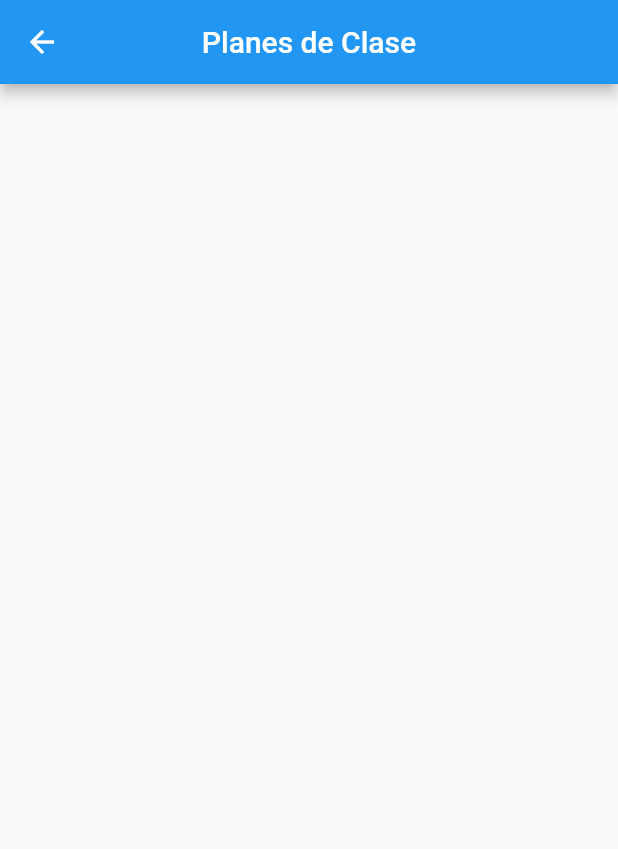
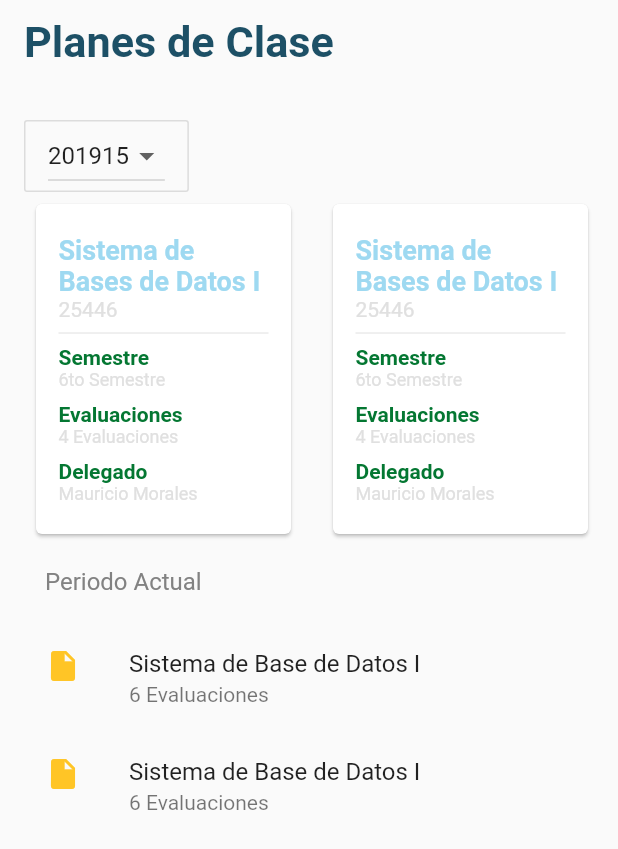
Before and after one commit to 3METS/UCABdemicsMobile, a Flutter app: the ClassPlan screen opened directly, on a phone screen of 412 x 824 dp. Shown: the top 849 px of the screen. Run offline on Flutter 3.47's test engine with Material 2 defaults, Android fonts, the phone set to English and light mode, and no system bars.

Commit message:
Arreglando las pantallas del bottombar

```diff
--- a/ucabdemicsmobile/lib/Views/Login/login_page.dart
+++ b/ucabdemicsmobile/lib/Views/Login/login_page.dart
@@ -2,6 +2,7 @@ import 'package:flutter/material.dart';
 
 import 'package:ucabdemicsmobile/Views/MainMenu/main_menu_page.dart';
 import 'package:ucabdemicsmobile/Views/Register/register_page.dart';
+import 'package:ucabdemicsmobile/sources/Components/navigation_bar.dart';
 import 'package:ucabdemicsmobile/sources/Constants/constats.dart';
 
 class LoginPage extends StatefulWidget {
@@ -160,7 +161,7 @@ class _LoginPageState extends State<LoginPage> {
         onPressed: () {
 
           final route = MaterialPageRoute(
-            builder: ( context ) => Mainmenupage()
+            builder: ( context ) => Navigation()
           );
 
           Navigator.push(context, route);
--- a/ucabdemicsmobile/lib/Views/Register/register_page.dart
+++ b/ucabdemicsmobile/lib/Views/Register/register_page.dart
@@ -1,6 +1,4 @@
 import 'package:flutter/material.dart';
-
-import 'package:ucabdemicsmobile/Views/Settings/setting_page.dart';
 
 import 'package:ucabdemicsmobile/sources/Constants/constats.dart';
 
@@ -141,14 +139,7 @@ class _registerpageState extends State<registerpage> {
         disabledColor: Colors.grey,
         disabledTextColor: Colors.black,
         splashColor: Colors.white10,
-        onPressed: () {
-
-          final route = MaterialPageRoute(
-            builder: ( context ) => SettingPage()
-          );
-
-          Navigator.push(context, route);
-        },
+        onPressed: () {},
         child: Text("Registrarse"),
       ),
     );
--- a/ucabdemicsmobile/lib/Views/class_plan/class_plan.dart
+++ b/ucabdemicsmobile/lib/Views/class_plan/class_plan.dart
@@ -1,19 +1,110 @@
 import 'package:flutter/material.dart';
 
+import 'package:ucabdemicsmobile/sources/Constants/constats.dart';
+import 'package:ucabdemicsmobile/Views/MainMenu/subjectcard.dart';
+
 class ClassPlan extends StatefulWidget {
+
+  ClassPlan({Key key}) : super(key: key);
+
   @override
-  State<StatefulWidget> createState() {
-    return _ClassPlanState();
-  }
+  _ClassPlanState createState() => _ClassPlanState();
 }
 
 class _ClassPlanState extends State<ClassPlan> {
+
+  List<Period> _periods = Period.getPeriod();
+  List<DropdownMenuItem<Period>> _dropdownMenuItems;
+
+  Period _selectedPeriod;
+
+  @override
+  void initState() {
+
+    _dropdownMenuItems = buildDropDownMenuItems(_periods);
+    _selectedPeriod = _dropdownMenuItems[0].value;
+    super.initState();
+
+  }
+
+  List<DropdownMenuItem<Period>> buildDropDownMenuItems(List periods){
+
+    List<DropdownMenuItem<Period>> items = List();
+    for(Period period in periods){
+
+      items.add(DropdownMenuItem(
+          value: period,
+          child: Text(period.year.toString()+period.half.toString()),
+
+        )
+      );
+    }
+    return items;
+
+  }
+
+  onChangeDropDownItem(Period selectedPeriod){
+    setState(() {
+      _selectedPeriod = selectedPeriod;
+    });
+  }
+
   @override
   Widget build(BuildContext context) {
     return Scaffold(
-      appBar: AppBar(
-        title: Text('Planes de Clase'),
-        centerTitle: true,
+      body: ListView(
+        children: <Widget>[
+          ListTile(
+            title: Text(
+              'Planes de Clase',
+              textScaleFactor: 1.8,
+              style: TextStyle(
+                color: Color(0xFF1D5066),
+                fontWeight: FontWeight.bold
+              ),
+            ),
+          ),
+          SizedBox(height:20.0),
+          ListTile(
+            leading: OutlineButton(
+              child: DropdownButton(
+                value: _selectedPeriod,
+                items: _dropdownMenuItems,
+                onChanged: onChangeDropDownItem,
+              ),
+              onPressed: () {},
+            )
+          ),
+          SingleChildScrollView(
+            scrollDirection: Axis.horizontal,
+            child: Row(
+              children: <Widget>[
+                SizedBox(width: 20.0,),
+                periodsubject(),
+                SizedBox(width: 20.0,),
+                periodsubject(),
+              ]
+            )
+          ),
+          ListTile(
+            contentPadding: EdgeInsets.symmetric(horizontal: 30.0),
+            title: Text('Periodo Actual',style: TextStyle(color:Color(0xFF828282)),),
+          ),
+          ListTile(
+            contentPadding: EdgeInsets.symmetric(horizontal: 30.0),
+            title: Text('Sistema de Base de Datos I'),
+            subtitle: Text('6 Evaluaciones'),
+            leading: Icon(Icons.insert_drive_file,color: Color(0xFFFFC526),),
+          ),
+          ListTile(
+            contentPadding: EdgeInsets.symmetric(horizontal: 30.0),
+            title: Text('Sistema de Base de Datos I'),
+            subtitle: Text('6 Evaluaciones'),
+            leading: Icon(Icons.insert_drive_file,color: Color(0xFFFFC526),),
+          ),
+          ListTile(),
+          ListTile(),
+        ],
       ),
     );
   }
--- a/ucabdemicsmobile/lib/main.dart
+++ b/ucabdemicsmobile/lib/main.dart
@@ -1,4 +1,6 @@
 import 'package:flutter/material.dart';
+
+import 'package:ucabdemicsmobile/Views/Login/login_page.dart';
 //import 'Views/Login/login_page.dart';
 import 'sources/Components/navigation_bar.dart';
 
@@ -10,7 +12,7 @@ class MyApp extends StatelessWidget {
     return MaterialApp(
       title: 'UCABdemics Test',
       debugShowCheckedModeBanner: false,
-      home: Navigation()
+      home: LoginPage()
     );
   }
 }
--- a/ucabdemicsmobile/lib/sources/Components/navigation_bar.dart
+++ b/ucabdemicsmobile/lib/sources/Components/navigation_bar.dart
@@ -1,6 +1,8 @@
 import 'package:flutter/material.dart';
 import '../Constants/constats.dart';
 import '../../Views/class_plan/class_plan.dart';
+import '../../Views/MainMenu/main_menu_page.dart';
+import '../../Views/Settings/setting_page.dart';
 
 class Navigation extends StatefulWidget {
   @override
@@ -12,11 +14,11 @@ class Navigation extends StatefulWidget {
 class _NavigationState extends State<Navigation> {
 
   final tabs = [
-    ClassPlan(),
+    Mainmenupage(),
     Center(child: Text('Seguimiento')),
     Center(child: Text('Horario')),
     Center(child: Text('Notificaciones')),
-    Center(child: Text('Ajustes'))
+    SettingPage()
   ];
 
   int _currentIndex = 0;
```
